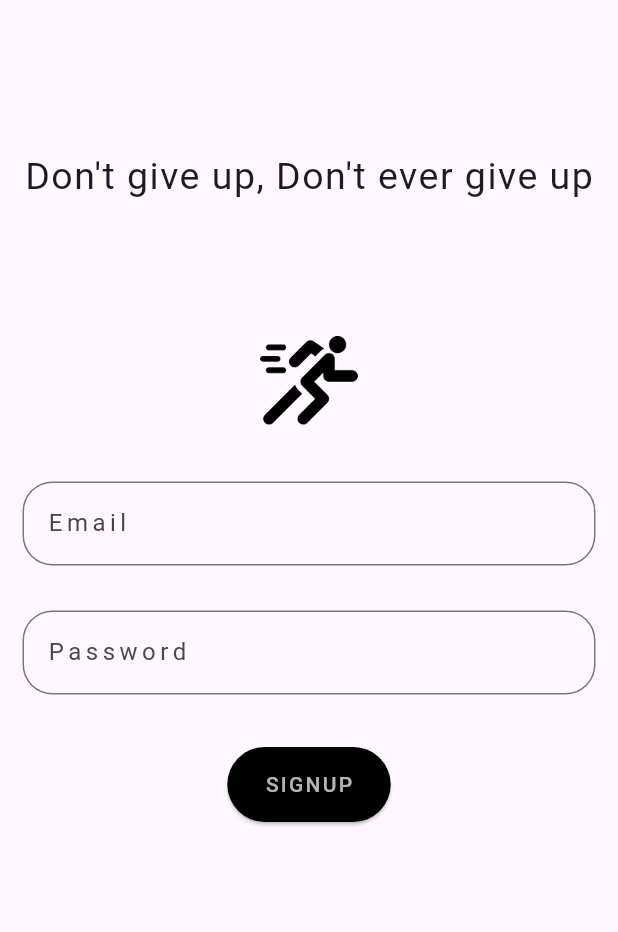
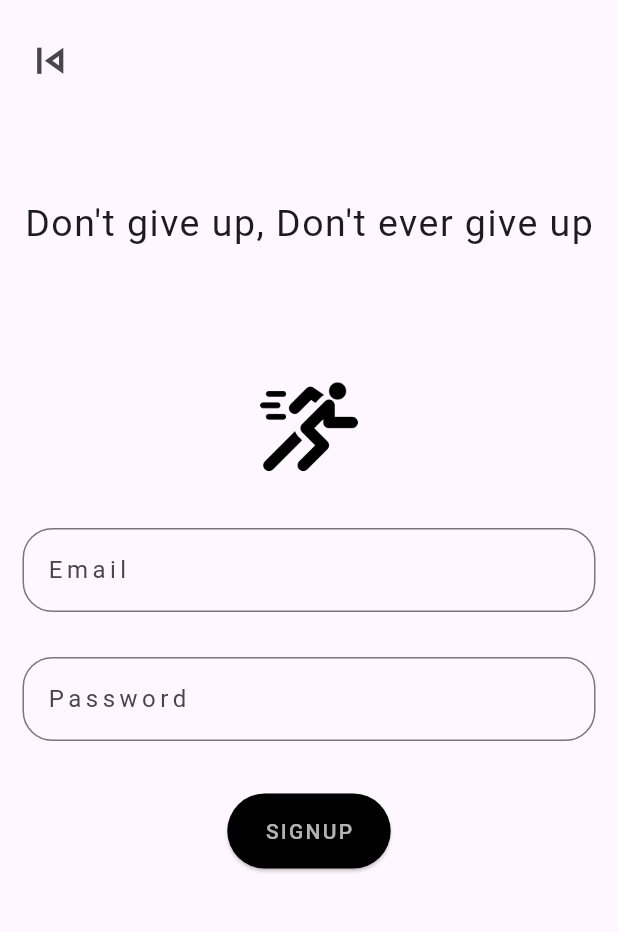
Before and after one commit to tintin1523/Sports, a Flutter app: the LoginScreen screen opened directly, on a phone screen of 412 x 824 dp, the part 84-1016 px from its top. Run offline on Flutter 3.47's test engine with Material 3 defaults, Android fonts, the phone set to English and light mode, and no system bars; Roboto replaces fonts that are missing (Pantry).

Commit message:
login_Screen_commit

```diff
--- a/lib/login_screen.dart
+++ b/lib/login_screen.dart
@@ -27,9 +27,24 @@ class LoginScreen extends StatelessWidget {
             )
           ]),
       body: ListView(children: [
+        Row(
+          children: [
+            Padding(
+              padding: const EdgeInsets.only(left: 8.0,top:15.0),
+              child: IconButton(
+                  onPressed: () {
+                    Navigator.pop(context);
+                  },
+                  icon: Icon(
+                    Icons.skip_previous_outlined,
+                    size: 35.0,
+                  )),
+            )
+          ],
+        ),
         Column(mainAxisAlignment: MainAxisAlignment.start, children: [
           SizedBox(
-            height: 60.0,
+            height: 25.0,
           ),
           Padding(
             padding: const EdgeInsets.only(top: 40.0),
--- a/lib/starting_screens/basketball.dart
+++ b/lib/starting_screens/basketball.dart
@@ -1,6 +1,7 @@
 import 'dart:math';
 
 import 'package:flutter/material.dart';
+import 'package:sportsapp/login_screen.dart';
 import 'package:sportsapp/text.dart';
 
 
@@ -65,7 +66,9 @@ class Basketball extends StatelessWidget {
               width: double.infinity,
             ),
             ElevatedButton(
-              onPressed: () {},
+              onPressed: () {
+                Navigator.push(context, MaterialPageRoute(builder: (context) => LoginScreen()));
+              },
               child: Text(
                 'NEXT',
                 style: TextStyle(letterSpacing: 2.0, fontSize: 18.0),
```
